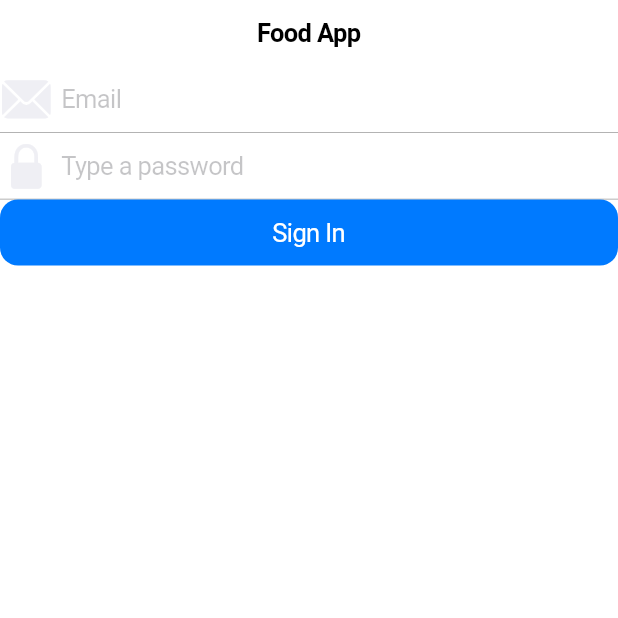
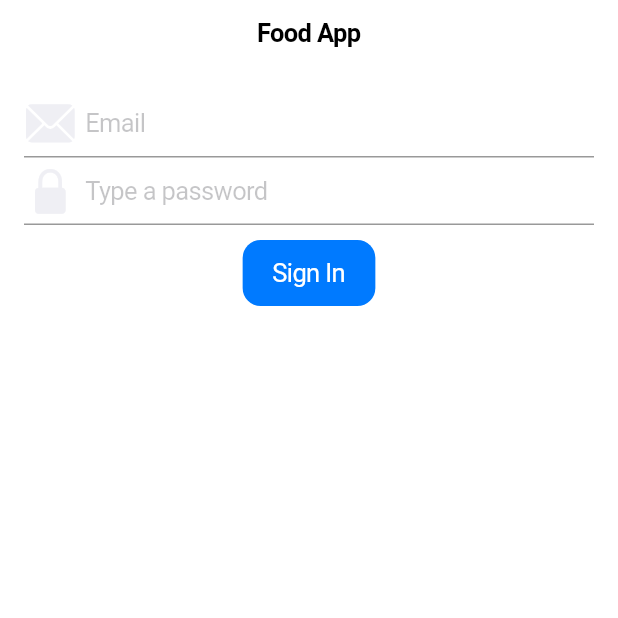
Before and after one commit to eddieware/final_project_ios_firebase, a Flutter app: the screen it shows after launch, on a phone screen of 412 x 824 dp, the top half of it. Run offline on Flutter 3.47's test engine with Material 2 defaults, Android fonts, the phone set to English and light mode, and no system bars.

```diff
--- a/lib/pages/sign_in.dart
+++ b/lib/pages/sign_in.dart
@@ -19,18 +19,18 @@ class _Signin_PageState extends State<Signin_Page> {
         middle: Text('Food App'),
         backgroundColor: CupertinoColors.activeOrange,
       ),
-      child: ListView(
-        children: <Widget>[
-          _crearEmail(),
-          _crearPassword(),
-          _crearBoton(),
-        ],
+      child: Padding(
+        padding: const EdgeInsets.all(16.0),
+        child:
+            Column(mainAxisSize: MainAxisSize.min, children: _buildChildren()),
       ),
+      //backgroundColor: CupertinoColors.systemGrey2,
     );
   }
 
-  Widget _crearEmail() {
-    return CupertinoTextField(
+  List<Widget> _buildChildren() {
+    return [
+      CupertinoTextField(
         controller: _txtEmailCntrllr,
         prefix: Icon(
           CupertinoIcons.mail_solid,
@@ -44,18 +44,15 @@ class _Signin_PageState extends State<Signin_Page> {
         decoration: BoxDecoration(
           border: Border(
               bottom:
-                BorderSide(width: 0.5, color: CupertinoColors.inactiveGray)),
+                  BorderSide(width: 1, color: CupertinoColors.inactiveGray)),
         ),
         placeholder: 'Email',
         onChanged: (value) {
           value = _txtEmailCntrllr.toString();
           Text(value);
         },
-    );
-  }
-
-  Widget _crearPassword() {
-    return CupertinoTextField(
+      ),
+      CupertinoTextField(
         controller: _txtPassCntrllr,
         prefix: Icon(
           CupertinoIcons.padlock_solid,
@@ -69,18 +66,20 @@ class _Signin_PageState extends State<Signin_Page> {
         decoration: BoxDecoration(
           border: Border(
               bottom:
-                BorderSide(width: 0.5, color: CupertinoColors.inactiveGray)),
+                  BorderSide(width: 1, color: CupertinoColors.inactiveGray)),
         ),
         placeholder: 'Type a password',
-    );
-  }
-
-  Widget _crearBoton() {
-    return CupertinoButton.filled(
+        obscureText: true,
+      ),
+      SizedBox(
+        height: 10,
+      ),
+      CupertinoButton.filled(
         child: Text('Sign In'),
         onPressed: _signFunction,
         padding: EdgeInsets.symmetric(horizontal: 20),
-    );
+      )
+    ];
   }
 
   void _signFunction() {
```
Lines whose indentation alone changed are shown as unchanged.
